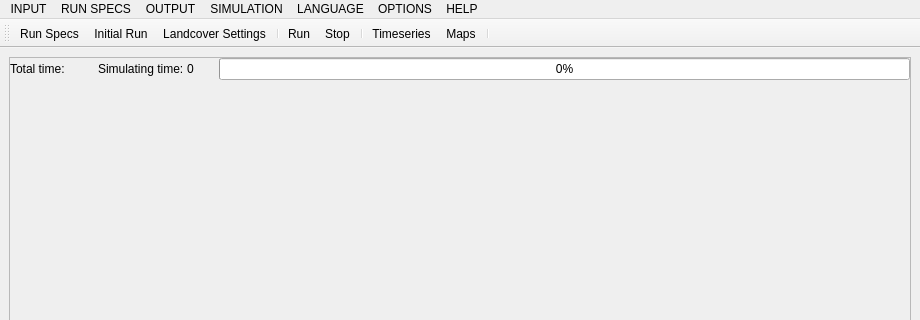
Above: uis/qtdesigners/stella.ui from uttu90/stella before the change; both pictures show x 0 to 920 and y 0 to 320 of the 920 by 564 pixel window. Below: the same form after it.
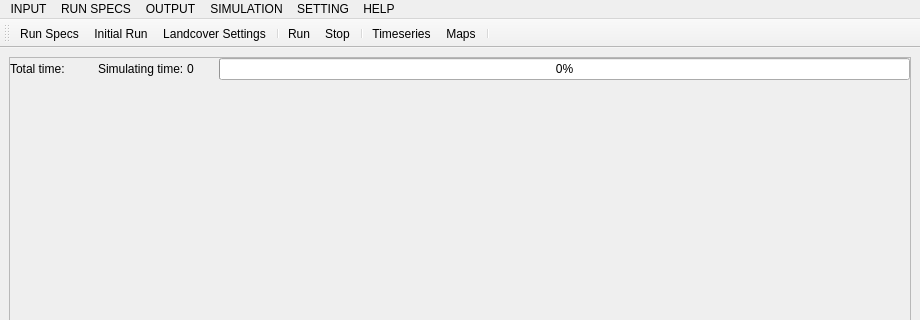
That is the form after the change. Icons and pictures are not drawn.

```diff
--- a/uis/qtdesigners/stella.ui
+++ b/uis/qtdesigners/stella.ui
@@ -152,16 +152,9 @@
     <addaction name="actionRun"/>
     <addaction name="actionStop"/>
    </widget>
-   <widget class="QMenu" name="menuLANGUAGE">
-    <property name="title">
-     <string>LANGUAGE</string>
-    </property>
-    <addaction name="actionEnglish"/>
-    <addaction name="actionVietnamese"/>
-   </widget>
    <widget class="QMenu" name="menuOPTIONS">
     <property name="title">
-     <string>OPTIONS</string>
+     <string>SETTING</string>
     </property>
     <addaction name="actionLandcover_colors"/>
     <addaction name="actionSubcatchmentColors"/>
@@ -177,7 +170,6 @@
    <addaction name="menuRUN_SPECS"/>
    <addaction name="menuOUTPUT"/>
    <addaction name="menuSIMULATION"/>
-   <addaction name="menuLANGUAGE"/>
    <addaction name="menuOPTIONS"/>
    <addaction name="menuHELP"/>
   </widget>
```
